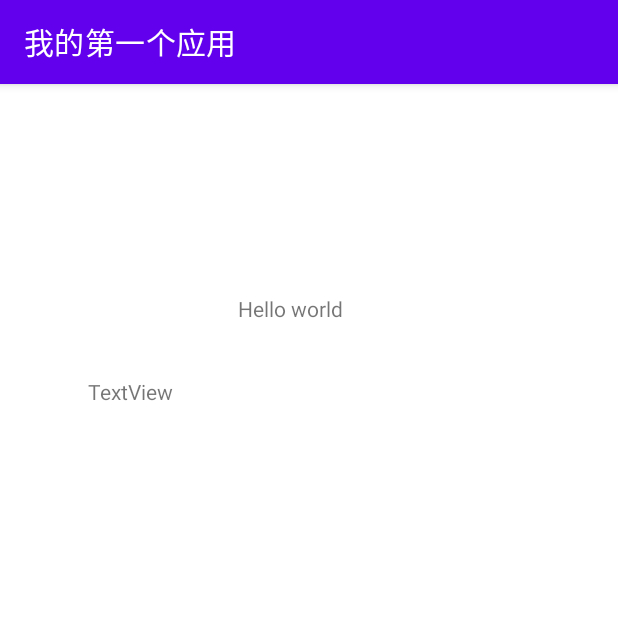
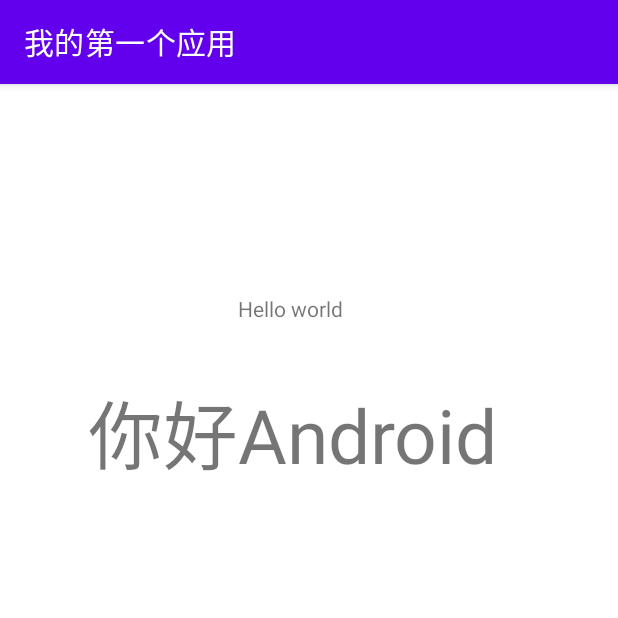
Before and after one commit to HwanWan/MyFirstApplication, an Android app: the screen it shows after launch (MainActivity), on a phone screen of 412 x 824 dp, the top half of it. Run offline under Robolectric (Android 15) with nearby library versions, the phone set to English and light mode, and no system bars.

Commit message:
掌握布局和资源文件（实验三）

```diff
--- a/app/src/main/java/com/jnu/student/MainActivity.java
+++ b/app/src/main/java/com/jnu/student/MainActivity.java
@@ -2,7 +2,11 @@ package com.jnu.student;
 
 import androidx.appcompat.app.AppCompatActivity;
 
+import android.graphics.Color;
+import android.graphics.drawable.Drawable;
 import android.os.Bundle;
+import android.widget.RelativeLayout;
+import android.widget.TextView;
 
 public class MainActivity extends AppCompatActivity {
 
@@ -14,10 +18,46 @@ public class MainActivity extends AppCompatActivity {
         super.onCreate(savedInstanceState);
         /**
          * 【2】setContentView()：将窗口的布局设置为布局文件的布局
-         * R表示res包、layout表示在layout目录、activity_main为布局文件名
-         * 布局文件为==》 res/layout/activity_main.xml
-         *
+         */
+        /**
+         *【2.1】setContentView()的形参为布局文件名: 通过xml文件设置布局
+         *    R表示res包、layout表示在layout目录、activity_main为布局文件名
+         *    布局文件为==》 res/layout/activity_main.xml
          */
         setContentView(R.layout.activity_main);
+        /**
+         *【2.2】setContentView()的形参为布局对象: 通过java代码设置布局
+         */
+        RelativeLayout relativeLayout = new RelativeLayout( this);
+        RelativeLayout.LayoutParams params = new RelativeLayout.LayoutParams(
+                RelativeLayout.LayoutParams.WRAP_CONTENT,
+                RelativeLayout.LayoutParams.WRAP_CONTENT);
+        //设置布局中的控件居中显示
+        params.addRule(RelativeLayout.CENTER_IN_PARENT);
+        //创建TextView控件
+        TextView textView = new TextView(this);
+        //设置TextView的文字内容
+        textView.setText("Hello world");
+        //设置TextView的文字颜色
+        textView.setTextColor(Color.GREEN);
+        //设置TextView的文字大小
+        textView.setTextSize(50);
+        //添加TextView对象和TextView的布局属性
+        relativeLayout.addView(textView,params) ;
+        //创建布局
+        //setContentView(relativeLayout);
+
+        /**
+         * 【3】 获取贷源:getResources()
+         */
+        //获取字将串资源
+        String string = getResources().getText(R.string.app_name).toString();
+        Drawable drawable = getResources().getDrawable(R.mipmap.ic_launcher);
+        /**
+         * 【4】根据id获取资源: findViewById(id名)
+         */
+        TextView text = findViewById(R.id.text_view_hello_world);
+        text.setText("你好Android");
+        text.setTextSize((float)50);
     }
 }
```
